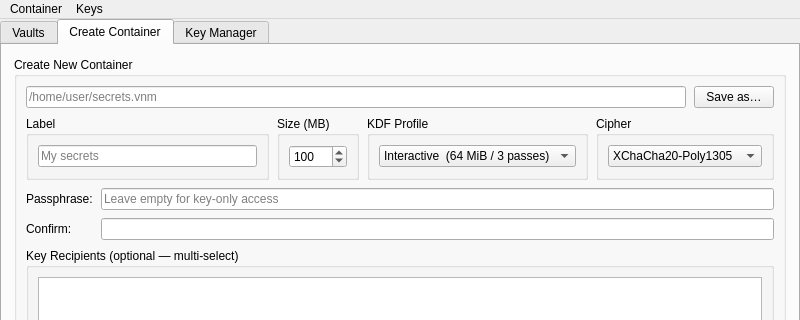
First picture: the form in venom/src/ui/MainWindow.ui, repository Antidote1911/venom, before the edit; both pictures show x 0 to 800 and y 0 to 320 of the 800 by 680 pixel window.
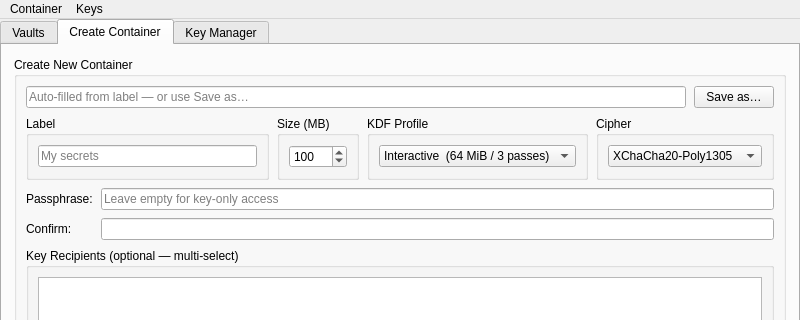
Second picture: the form after the edit. The open tabs and pages were chosen to show the change.

Commit message:
feat(gui): auto-fill container path from label, default to ~/Documents/venom/
- Path pre-filled with ~/Documents/venom/vault.vnm on startup
- Updates live as label is typed: ~/Documents/venom/<sanitized_label>.vnm
- browseCreatePath() switches to manual mode (auto-update stops)
- onCreateContainer() creates parent directory if absent
- onContainerCreated() resets to auto-mode for next container
- Updated placeholder text in the UI

The edit to the form file:
```diff
--- a/venom/src/ui/MainWindow.ui
+++ b/venom/src/ui/MainWindow.ui
@@ -362,7 +362,7 @@
              <item>
               <widget class="QLineEdit" name="lePath">
                <property name="placeholderText">
-                <string>/home/user/secrets.vnm</string>
+                <string>Auto-filled from label — or use Save as…</string>
                </property>
               </widget>
              </item>
```
The commit also changes 2 other files.
